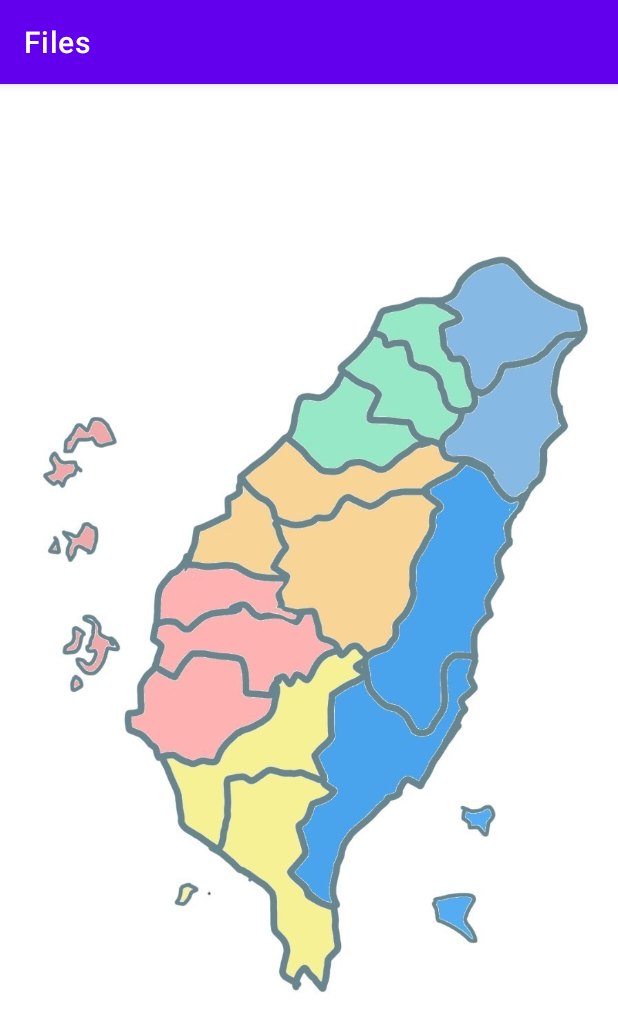
After one commit to s1081702/Files, an Android app: the QuestionActivity screen opened directly, with no data from a screen before it, on a phone screen of 412 x 824 dp. The commit adds this screen. Shown: the top 1032 px of the screen. Run offline under Robolectric (Android 15) with nearby library versions, the phone set to English and light mode, and no system bars; our stand-ins replace Firebase (no records; nobody signed in at launch, a user with empty details on screens opened directly); libraries missing offline, so code that uses them is left out: tw.edu.pu.

Commit message:
小蓉子發瘋firebase上不去

```diff
--- a/app/src/main/AndroidManifest.xml
+++ b/app/src/main/AndroidManifest.xml
@@ -9,7 +9,8 @@
         android:roundIcon="@mipmap/ic_launcher_round"
         android:supportsRtl="true"
         android:theme="@style/Theme.Files">
-        <activity android:name=".StoryActivity"></activity>
+        <activity android:name=".QuestionActivity"></activity>
+        <activity android:name=".StoryActivity" />
         <activity android:name=".StorysActivity" />
         <activity android:name=".MainActivity">
             <intent-filter>
--- /dev/null
+++ b/app/src/main/java/tw/edu/pu/s1081702/files/QuestionActivity.kt
@@ -0,0 +1,79 @@
+package tw.edu.pu.s1081702.files
+
+import android.graphics.Bitmap
+import android.graphics.BitmapFactory
+import android.graphics.drawable.Drawable
+import androidx.appcompat.app.AppCompatActivity
+import android.os.Bundle
+import android.widget.ImageView
+import android.widget.Toast
+import com.bumptech.glide.annotation.GlideModule
+import com.bumptech.glide.module.AppGlideModule
+import com.bumptech.glide.request.target.CustomTarget
+import com.google.firebase.firestore.FirebaseFirestore
+import com.google.firebase.storage.FirebaseStorage
+import kotlinx.android.synthetic.main.activity_main.*
+import java.io.ByteArrayOutputStream
+
+
+@GlideModule
+public final class MyAppGlideModule : AppGlideModule()
+
+
+class QuestionActivity : AppCompatActivity() {
+
+    lateinit var img: ImageView
+
+    var db = FirebaseFirestore.getInstance()
+    var user: MutableMap<String, Any> = HashMap()
+
+
+    override fun onCreate(savedInstanceState: Bundle?) {
+        super.onCreate(savedInstanceState)
+        setContentView(R.layout.activity_question)
+
+        img = findViewById(R.id.imgtest)
+        //val bmp: Bitmap = BitmapFactory.decodeResource(getResources(), R.drawable.map_drawing)
+        //img.setImageBitmap(bmp)
+        GlideApp.with(this)
+            .asBitmap()
+            .load(R.drawable.map_drawing)
+            .into(object : CustomTarget<Bitmap>() {
+                override fun onResourceReady(
+                    resource: Bitmap,
+                    transition: com.bumptech.glide.request.transition.Transition<in Bitmap>?
+                ) {
+                    img.setImageBitmap(resource)
+                    SaveToStorage(resource)
+
+                }
+
+                override fun onLoadCleared(placeholder: Drawable?) {
+                }
+            })
+    }
+
+
+        fun SaveToStorage(bmp:Bitmap){
+            //將圖片換成byteArray
+            val baos = ByteArrayOutputStream()
+            bmp.compress(Bitmap.CompressFormat.JPEG, 100, baos)
+            val pictData = baos.toByteArray()
+
+            val filename = "images/map_drawing.jpg"  //設定子節點與檔名
+            val reference = FirebaseStorage.getInstance().getReference().child(filename)
+            //上傳到Firebase
+            reference.putBytes(pictData)
+                .addOnSuccessListener {
+                    Toast.makeText(baseContext, "上傳成功", Toast.LENGTH_SHORT).show()
+                }
+
+                .addOnFailureListener {
+                    Toast.makeText(baseContext, "上傳失敗", Toast.LENGTH_SHORT).show()
+                }
+        }
+
+
+
+
+}
--- /dev/null
+++ b/app/src/main/res/layout/activity_question.xml
@@ -0,0 +1,14 @@
+<?xml version="1.0" encoding="utf-8"?>
+<androidx.constraintlayout.widget.ConstraintLayout xmlns:android="http://schemas.android.com/apk/res/android"
+    xmlns:app="http://schemas.android.com/apk/res-auto"
+    xmlns:tools="http://schemas.android.com/tools"
+    android:layout_width="wrap_content"
+    android:layout_height="wrap_content"
+    tools:context=".QuestionActivity">
+
+    <ImageView
+        android:id="@+id/imgtest"
+        android:layout_width="wrap_content"
+        android:layout_height="wrap_content"
+        app:srcCompat="@drawable/map_drawing" />
+</androidx.constraintlayout.widget.ConstraintLayout>
--- a/build.gradle
+++ b/build.gradle
@@ -8,6 +8,7 @@ buildscript {
     dependencies {
         classpath "com.android.tools.build:gradle:4.2.1"
         classpath "org.jetbrains.kotlin:kotlin-gradle-plugin:$kotlin_version"
+        classpath 'com.google.gms:google-services:4.3.8'
 
         // NOTE: Do not place your application dependencies here; they belong
         // in the individual module build.gradle files
```
Also changed, not shown: app/build.gradle (+10 -1 lines), app/src/main/java/tw/edu/pu/s1081702/files/MainActivity.kt (+5 -2 lines).
